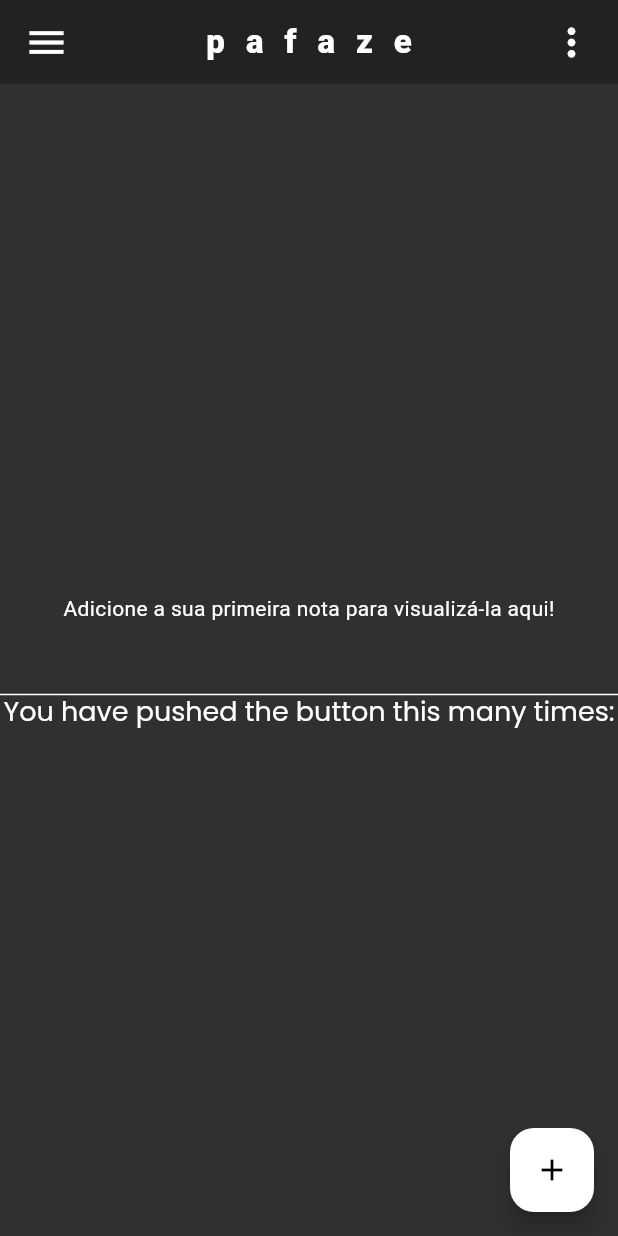
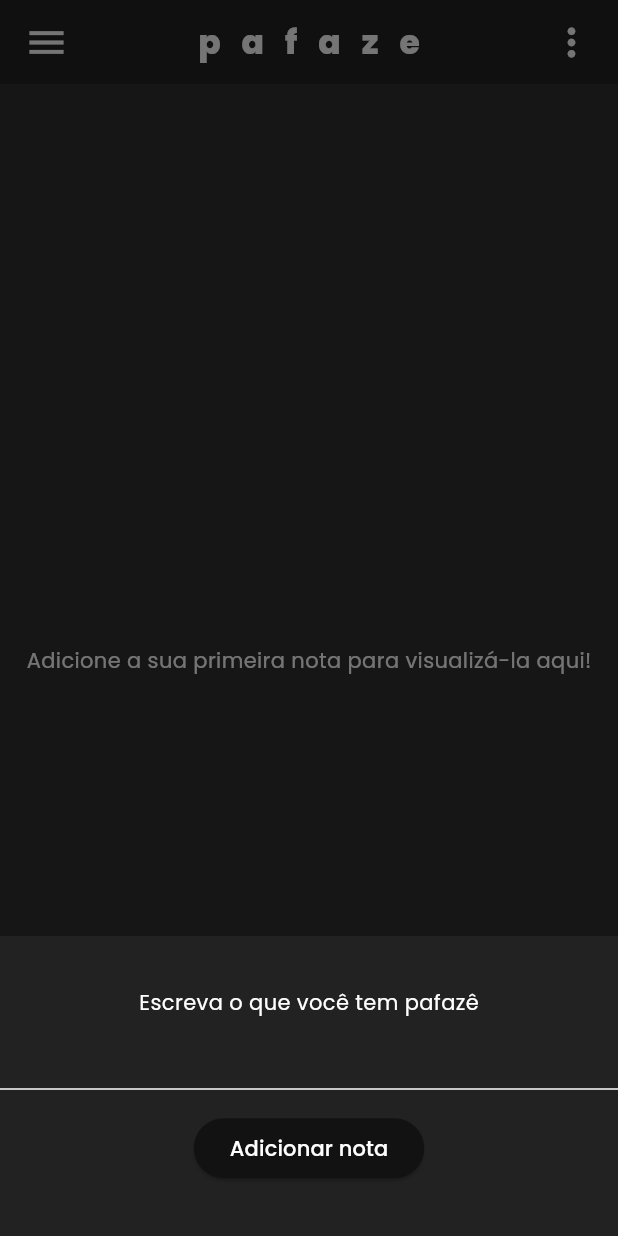
Before and after one commit to gustevito/app_pafaze, a Flutter app: the screen it shows after launch, after a tap on the "add" icon, on a phone screen of 412 x 824 dp. Run offline on Flutter 3.47's test engine with Material 2 defaults, Android fonts, the phone set to English and light mode, and no system bars; our stand-ins replace google_fonts.

Commit message:
TA TOMANDO FORMA, agora dá pra adicionar notas

```diff
--- /dev/null
+++ b/lib/pages/screens/add.dart
@@ -0,0 +1,54 @@
+import 'package:flutter/material.dart';
+import 'package:myapp/pages/themes/darktheme.dart';
+
+class AddTodo extends StatefulWidget {
+  AddTodo({super.key});
+
+  @override
+  State<AddTodo> createState() => _MyWidgetState();
+}
+
+class _MyWidgetState extends State<AddTodo>
+    with SingleTickerProviderStateMixin {
+  final TextEditingController _controller = TextEditingController();
+  late AnimationController _controllerAnimation;
+
+  @override
+  void initState() {
+    super.initState();
+    _controllerAnimation = AnimationController(vsync: this);
+  }
+
+  @override
+  void dispose() {
+    _controller.dispose();
+    super.dispose();
+  }
+
+  @override
+  Widget build(BuildContext context) {
+    return Container(
+      height: 200,
+      color: pzBlack,
+      child: Center(
+        child: Column(
+          mainAxisAlignment: MainAxisAlignment.center,
+          mainAxisSize: MainAxisSize.min,
+          children: <Widget>[
+            const Text('Escreva o que você tem pafazê'),
+            TextField(
+              controller: _controller,
+            ),
+            Padding(
+              padding: const EdgeInsets.fromLTRB(0, 15, 0, 0),
+              child: ElevatedButton(
+                child: const Text('Adicionar nota'),
+                onPressed: () => Navigator.pop(context, _controller.text),
+              ),
+            ),
+          ],
+        ),
+      ),
+    );
+  }
+}
--- a/lib/pages/screens/home.dart
+++ b/lib/pages/screens/home.dart
@@ -1,4 +1,5 @@
 import 'package:flutter/material.dart';
+import 'package:myapp/pages/screens/add.dart';
 import 'package:myapp/pages/themes/darktheme.dart';
 
 class MyHomePage extends StatefulWidget {
@@ -70,13 +71,6 @@ class _MyHomePageState extends State<MyHomePage> {
                   'Adicione a sua primeira nota para visualizá-la aqui!'),
             ] else
               ..._noteContainer,
-            TextField(
-              controller: _controller,
-            ),
-            Text(
-              'You have pushed the button this many times:',
-              style: Theme.of(context).textTheme.displayMedium,
-            ),
             /*Text(
               '$_notePlaceholder',
               style: Theme.of(context).textTheme.displayLarge,
@@ -85,7 +79,22 @@ class _MyHomePageState extends State<MyHomePage> {
         ),
       ),
       floatingActionButton: FloatingActionButton(
-        onPressed: _incrementNote,
+        onPressed: () async {
+          String? result = await showModalBottomSheet<String>(
+            context: context,
+            isScrollControlled: true,
+            builder: (BuildContext context) {
+              return Padding(
+                padding: EdgeInsets.only(
+                    bottom: MediaQuery.of(context).viewInsets.bottom),
+                child: AddTodo(),
+              );
+            },
+          );
+          debugPrint('f8787 - $result');
+          _controller.text = result ?? '';
+          _incrementNote();
+        },
         tooltip: 'Increment',
         child: const Icon(Icons.add),
       ),
--- a/lib/pages/themes/darktheme.dart
+++ b/lib/pages/themes/darktheme.dart
@@ -1,7 +1,5 @@
 import 'package:flutter/material.dart';
 import 'package:google_fonts/google_fonts.dart';
-
-// COLORS
 
 const Color pzRed = Color(0xFFDA4040); // Error and functions
 const Color pzGreen = Color(0xFF3ABB29); // Authorizations and other functions
@@ -11,21 +9,12 @@ const Color pzGrey = Color.fromARGB(255, 48, 48, 48); // Background
 
 const Color pzYellow = Color(0xFFF3C048);
 
-
-
-// DARKTHEME
-
 ThemeData darkTheme = ThemeData(
-    textTheme: TextTheme(
-        displayLarge: GoogleFonts.poppins(fontSize: 26),
-        displayMedium: GoogleFonts.poppins(fontSize: 18),
-        displaySmall: GoogleFonts.poppins(fontSize: 14)),
+    fontFamily: GoogleFonts.poppins().fontFamily,
     useMaterial3: true,
     brightness: Brightness.dark,
     colorScheme: const ColorScheme.dark(
       background: pzGrey,
       primary: Colors.white,
       secondary: pzBlack,
-    )
-
-    );
+    ));
```
Also changed, not shown: lib/pages/screens/todo.dart (added).
